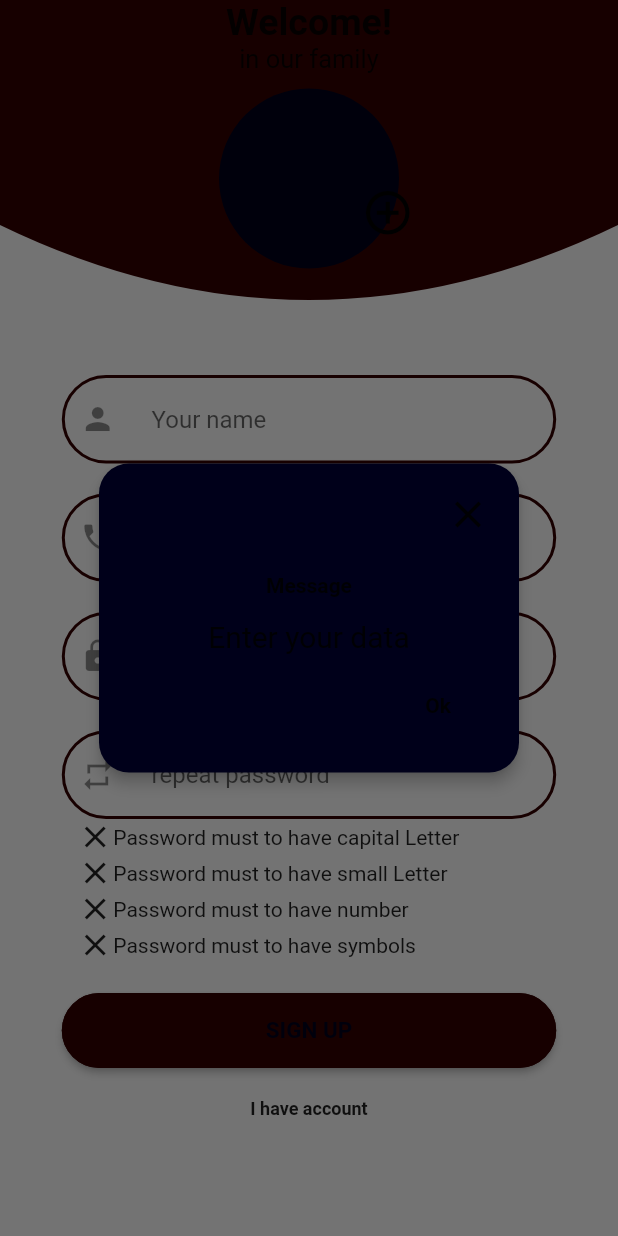
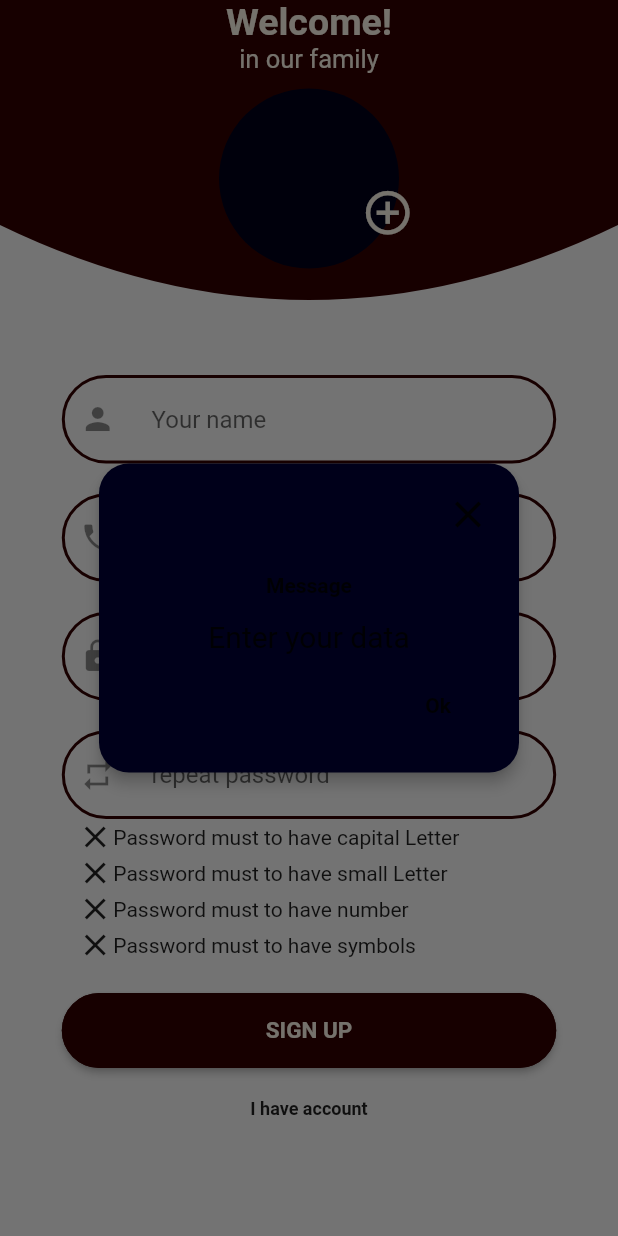
Before and after one commit to moataz-mohamed194/flutter_chat, a Flutter app: the SignUp screen opened directly, after a tap on "SIGN UP", on a phone screen of 412 x 824 dp. Run offline on Flutter 3.47's test engine with Material 2 defaults, Android fonts, the phone set to English and light mode, and no system bars; our stand-ins replace cloud_firestore, community_material_icon, contacts_service, firebase_auth, firebase_core, firebase_database and 6 more; accounts and stored records are empty.

Commit message:
fixed some bugs in dark mode

```diff
--- a/lib/models/user_model.dart
+++ b/lib/models/user_model.dart
@@ -4,11 +4,6 @@ class User {
   String phone;
   final String imageUrl;
 
-//  User({
-//    this.id,
-//    this.name,
-//    this.imageUrl,
-//  });
   User({
     this.id,
     this.name,
--- a/lib/provider/chatProvider.dart
+++ b/lib/provider/chatProvider.dart
@@ -1,8 +1,8 @@
 import 'package:cloud_firestore/cloud_firestore.dart';
 import 'package:firebase_database/firebase_database.dart';
 import 'package:flutter/cupertino.dart';
-import 'package:flutter_chat_ui_starter/Database/SQLDatabase.dart';
-import 'package:flutter_chat_ui_starter/Database/model/sqlmodel.dart';
+import '../Database/SQLDatabase.dart';
+import '../Database/model/sqlmodel.dart';
 import 'package:shared_preferences/shared_preferences.dart';
 import 'package:intl/intl.dart';
 
@@ -62,7 +62,7 @@ class ChatProvider extends ChangeNotifier {
   ChatProvider() {
     getMe();
   }
-  Future<String> getMe() async {
+  Future<void> getMe() async {
     SharedPreferences prefs = await SharedPreferences.getInstance();
     this.d0 = prefs.get('PhoneNumber').toString();
     notifyListeners();
--- a/lib/screens/Chat/ChatScreen.dart
+++ b/lib/screens/Chat/ChatScreen.dart
@@ -1,7 +1,6 @@
 import 'package:cloud_firestore/cloud_firestore.dart';
 import 'package:firebase_database/firebase_database.dart';
 import 'package:flutter/material.dart';
-import '../../Widget/Loading_Widget.dart';
 import '../../models/user_model.dart';
 import '../../provider/chatProvider.dart';
 import 'package:provider/provider.dart';
--- a/lib/screens/LoginAndSignUpPages/SignUp_screen.dart
+++ b/lib/screens/LoginAndSignUpPages/SignUp_screen.dart
@@ -27,51 +27,6 @@ class CustomClipPath extends CustomClipper<Path> {
 }
 
 class SignUp extends StatelessWidget {
-/*  final _codeController = TextEditingController();
-  Future<bool> loginUser(String phone, BuildContext context) async {
-    FirebaseAuth _auth = FirebaseAuth.instance;
-    _auth.verifyPhoneNumber(
-        phoneNumber: phone,
-        timeout: Duration(seconds: 60),
-        verificationCompleted: (AuthCredential credential) async {
-          Navigator.of(context).pop();
-          print("ggggggggggggggggggggggggggggg");
-          AuthResult result = await _auth.signInWithCredential(credential);
-          FirebaseUser user = result.user;
-          if (user != null) {
-            print("vvvvvvvvvvvvvvvvvvvvvvvvvvv");
-            Navigator.push(
-                context, MaterialPageRoute(builder: (context) => home()));
-          } else {
-            print("Error");
-          }
-        },
-        verificationFailed: (AuthException exception) {
-          print(exception.message);
-        },
-        codeSent: (String verificationId, [int forceResendingToken]) async {
-          Navigator.push(
-              context,
-              MaterialPageRoute(
-                  builder: (context) => AuthenticationPhoneNumber()));
-          final code = _codeController.text.trim();
-          AuthCredential credential = PhoneAuthProvider.getCredential(
-              verificationId: verificationId, smsCode: code);
-          print("xxxxxxxxxxxxxxxxxxxxxxxxxxxxx");
-          AuthResult result = await _auth.signInWithCredential(credential);
-          FirebaseUser user = result.user;
-          if (user != null) {
-            print("kkkkkkkkkkkkkkkkkkkk");
-            Navigator.push(
-                context, MaterialPageRoute(builder: (context) => home()));
-          } else {
-            print("Error");
-          }
-        },
-        codeAutoRetrievalTimeout: null);
-  }
-*/
-
   GlobalKey<ScaffoldState> scaffoldState = new GlobalKey<ScaffoldState>();
   showSnackBar(String data) {
     scaffoldState.currentState.showSnackBar(new SnackBar(
@@ -113,9 +68,14 @@ class SignUp extends StatelessWidget {
                               Text("Welcome!",
                                   style: TextStyle(
                                       fontWeight: FontWeight.bold,
+                                      color:
+                                          Theme.of(context).textSelectionColor,
                                       fontSize: 25)),
                               Text("in our family",
-                                  style: TextStyle(fontSize: 17)),
+                                  style: TextStyle(
+                                    fontSize: 17,
+                                    color: Theme.of(context).textSelectionColor,
+                                  )),
                               Container(
                                   height: 130,
                                   width: 200,
@@ -136,10 +96,15 @@ class SignUp extends StatelessWidget {
                                             borderRadius: BorderRadius.all(
                                                 Radius.circular(120)),
                                             child: addService.imageFile == null
-                                                ? Container(
+                                                ? Image.asset(
+                                                    'assets/images/empty.png',
+                                                    height: 120,
+                                                    width: 120,
+                                                  )
+                                                /*Container(
                                                     height: 0,
                                                     width: 0,
-                                                  )
+                                                  )*/
                                                 : Image.file(
                                                     addService.imageFile,
                                                     height: 120,
@@ -155,7 +120,8 @@ class SignUp extends StatelessWidget {
                                             icon: Icon(
                                               Icons.control_point,
                                               size: 35,
-                                              color: Colors.black,
+                                              color: Theme.of(context)
+                                                  .textSelectionColor,
                                             ),
                                             onPressed: () {
                                               addService.onChoseImage(context);
@@ -281,20 +247,8 @@ class SignUp extends StatelessWidget {
                         color: Theme.of(context).primaryColor,
                         text: "SIGN UP",
                         borderColor: Theme.of(context).primaryColor,
-                        textColor: Theme.of(context).accentColor,
+                        textColor: Theme.of(context).textSelectionColor,
                         onPressed: () {
-                          //validationService.loginUser('+201221917976', context);
-                          //validationService.loginUser('+201289555089', context);
-                          //loginUser('+201221917976', context);
-                          /*FirebaseDatabase.instance
-                              .reference()
-                              .child('000')
-                              .push()
-                              .set({
-                            'PhoneNumber': '_phoneNumber.value',
-                            'Name': '_name.value',
-                            'Password': '_password.value'
-                          });*/
                           (!validationService.signUpIsValid)
                               ? addService.alert(context)
                               : addService.signUpNext(
```
Also changed, not shown: lib/Database/SQLDatabase.dart (+51 -99 lines), lib/models/message_model.dart (deleted, +0 -136 lines), lib/models/phonesnumber.dart (+0 -18 lines), lib/screens/LoginAndSignUpPages/Login_screen.dart (+25 -10 lines), lib/screens/Pages/RecentChats.dart (+10 -9 lines), 1 other file.
